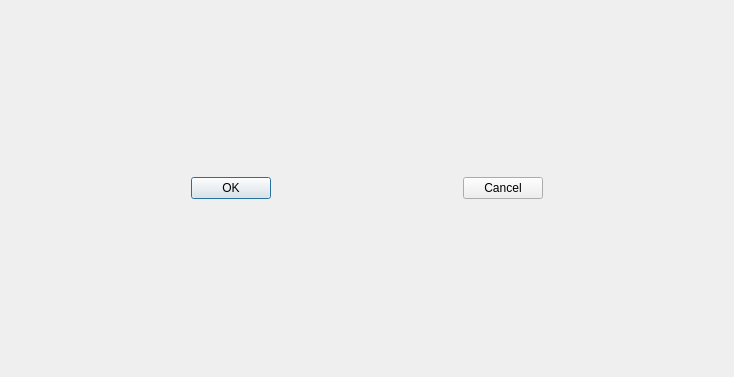
First picture: the form in src/property/dialogs/bitarrayeditdialog.ui, repository Gris87/ObjectController, before the edit.
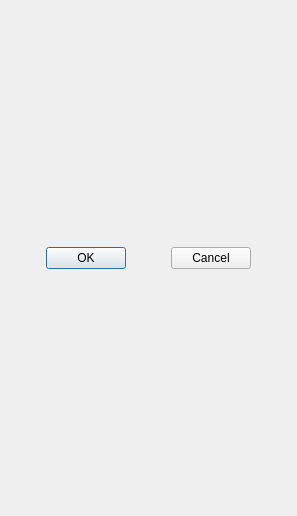
Second picture: the form after the edit.

Diff of the .ui file:
```diff
--- a/src/property/dialogs/bitarrayeditdialog.ui
+++ b/src/property/dialogs/bitarrayeditdialog.ui
@@ -6,8 +6,8 @@
    <rect>
     <x>0</x>
     <y>0</y>
-    <width>734</width>
-    <height>377</height>
+    <width>297</width>
+    <height>516</height>
    </rect>
   </property>
   <property name="windowTitle">
```
